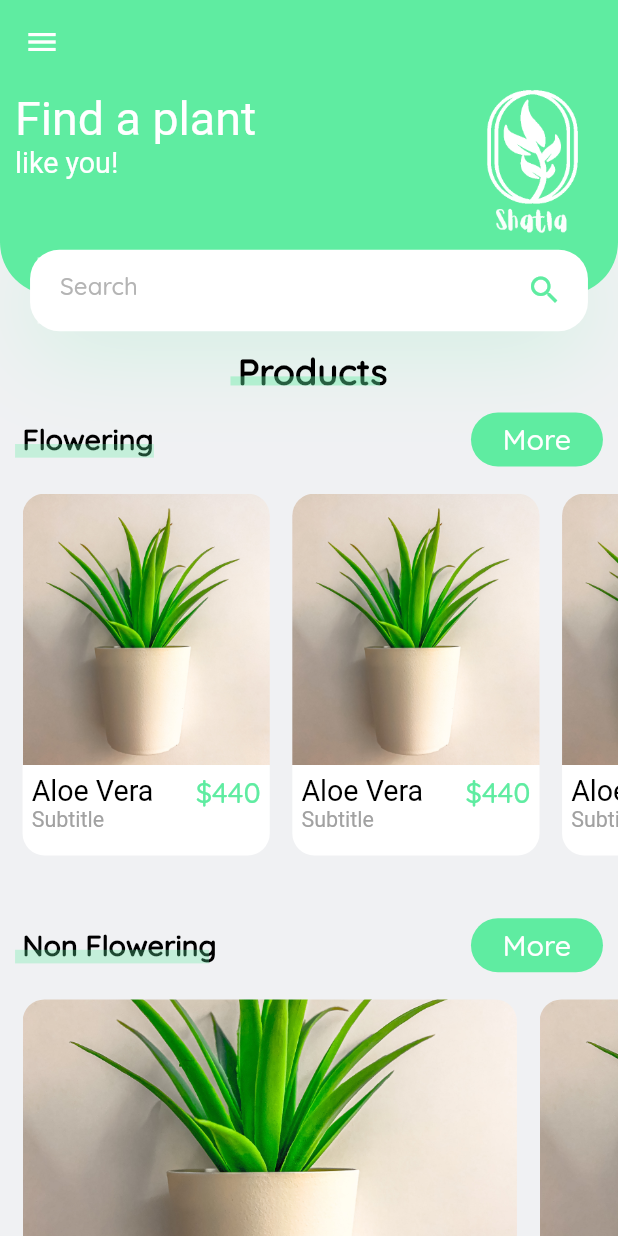
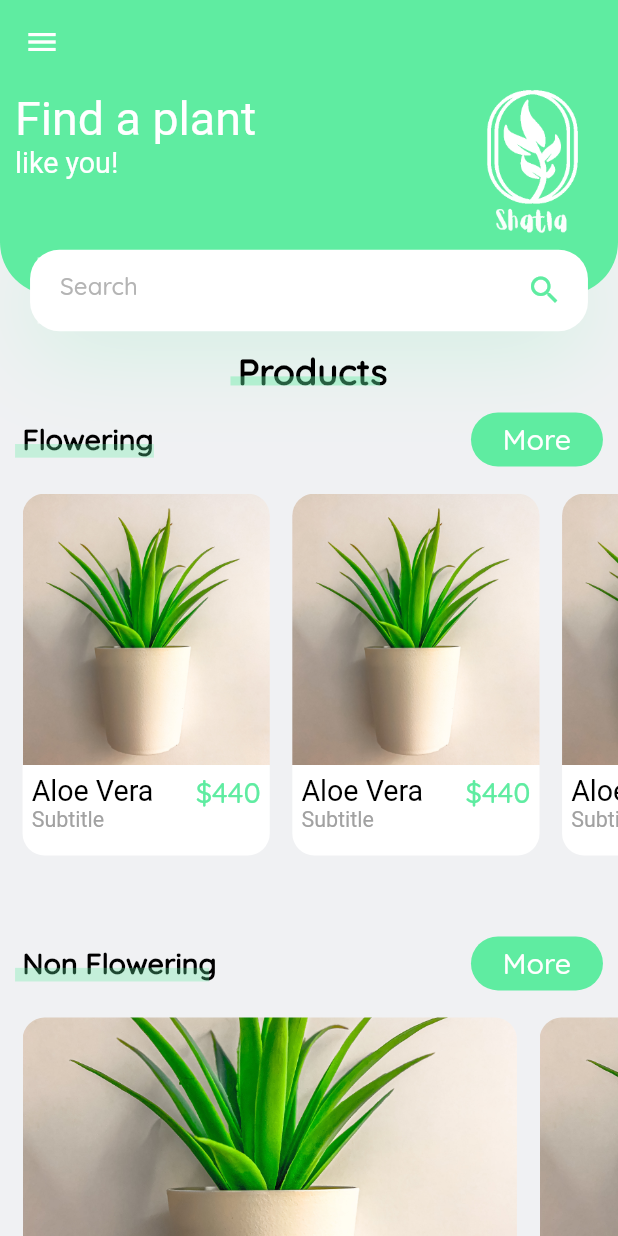
Before and after one commit to AhmedWarlock/shatla, a Flutter app: the screen it shows after launch, on a phone screen of 412 x 824 dp. Run offline on Flutter 3.47's test engine with Material 2 defaults, Android fonts, the phone set to English and light mode, and no system bars; our stand-ins replace cloud_firestore, firebase_auth, firebase_core, firebase_storage, get, image_picker and 1 more; accounts and stored records are empty; statements that could not run were skipped.

Commit message:
new branch commit

```diff
--- a/lib/screens/home/home_screen.dart
+++ b/lib/screens/home/home_screen.dart
@@ -83,6 +83,9 @@ class HomeScreen extends StatelessWidget {
           SizedBox(
             height: Dimensions.height10,
           ),
+          SizedBox(
+            height: Dimensions.height10,
+          ),
           TitlewithMorebtnWidget(title: 'Non Flowering', onMoreTap: () {}),
           SizedBox(
             height: Dimensions.height10,
```
